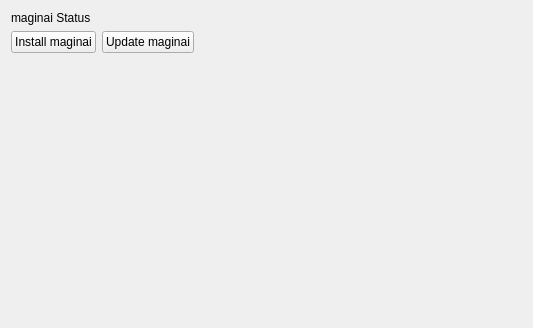
Qt form gmaginai_l/forms/widgets/maginai_widget.ui (Spoonail-Iroiro/gmaginai-l) before a commit.
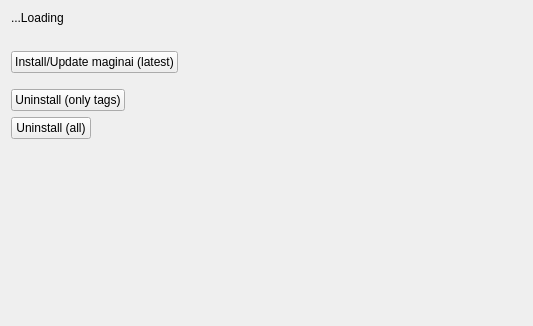
The same form after that commit.

Commit message: Add installing maginai from GUI

```diff
--- a/gmaginai_l/forms/widgets/maginai_widget.ui
+++ b/gmaginai_l/forms/widgets/maginai_widget.ui
@@ -7,7 +7,7 @@
     <x>0</x>
     <y>0</y>
     <width>533</width>
-    <height>328</height>
+    <height>326</height>
    </rect>
   </property>
   <property name="windowTitle">
@@ -17,27 +17,57 @@
    <item>
     <layout class="QHBoxLayout" name="horizontalLayout_4">
      <item>
-      <widget class="QLabel" name="label_5">
+      <widget class="QLabel" name="txt_main">
+       <property name="minimumSize">
+        <size>
+         <width>0</width>
+         <height>0</height>
+        </size>
+       </property>
        <property name="text">
-        <string>maginai Status</string>
+        <string>...Loading</string>
+       </property>
+       <property name="alignment">
+        <set>Qt::AlignLeading|Qt::AlignLeft|Qt::AlignTop</set>
+       </property>
+       <property name="wordWrap">
+        <bool>true</bool>
+       </property>
+       <property name="openExternalLinks">
+        <bool>true</bool>
        </property>
       </widget>
      </item>
     </layout>
    </item>
+   <item>
+    <widget class="QLabel" name="txt_error">
+     <property name="minimumSize">
+      <size>
+       <width>0</width>
+       <height>0</height>
+      </size>
+     </property>
+     <property name="text">
+      <string/>
+     </property>
+     <property name="alignment">
+      <set>Qt::AlignLeading|Qt::AlignLeft|Qt::AlignTop</set>
+     </property>
+     <property name="wordWrap">
+      <bool>true</bool>
+     </property>
+     <property name="openExternalLinks">
+      <bool>true</bool>
+     </property>
+    </widget>
+   </item>
    <item>
     <layout class="QHBoxLayout" name="horizontalLayout_5">
      <item>
       <widget class="QPushButton" name="btn_install">
        <property name="text">
-        <string>Install maginai</string>
-       </property>
-      </widget>
-     </item>
-     <item>
-      <widget class="QPushButton" name="btn_update">
-       <property name="text">
-        <string>Update maginai</string>
+        <string>Install/Update maginai (latest)</string>
        </property>
       </widget>
      </item>
@@ -56,6 +86,70 @@
      </item>
     </layout>
    </item>
+   <item>
+    <spacer name="verticalSpacer_2">
+     <property name="orientation">
+      <enum>Qt::Vertical</enum>
+     </property>
+     <property name="sizeType">
+      <enum>QSizePolicy::Minimum</enum>
+     </property>
+     <property name="sizeHint" stdset="0">
+      <size>
+       <width>20</width>
+       <height>10</height>
+      </size>
+     </property>
+    </spacer>
+   </item>
+   <item>
+    <layout class="QHBoxLayout" name="horizontalLayout_6">
+     <item>
+      <widget class="QPushButton" name="btn_install_2">
+       <property name="text">
+        <string>Uninstall (only tags)</string>
+       </property>
+      </widget>
+     </item>
+     <item>
+      <spacer name="horizontalSpacer_5">
+       <property name="orientation">
+        <enum>Qt::Horizontal</enum>
+       </property>
+       <property name="sizeHint" stdset="0">
+        <size>
+         <width>40</width>
+         <height>20</height>
+        </size>
+       </property>
+      </spacer>
+     </item>
+    </layout>
+   </item>
+   <item>
+    <layout class="QHBoxLayout" name="horizontalLayout_7">
+     <item>
+      <widget class="QPushButton" name="btn_install_3">
+       <property name="text">
+        <string>Uninstall (all)</string>
+       </property>
+      </widget>
+     </item>
+     <item>
+      <spacer name="horizontalSpacer_6">
+       <property name="orientation">
+        <enum>Qt::Horizontal</enum>
+       </property>
+       <property name="sizeHint" stdset="0">
+        <size>
+         <width>40</width>
+         <height>20</height>
+        </size>
+       </property>
+      </spacer>
+     </item>
+    </layout>
+   </item>
    <item>
     <spacer name="verticalSpacer">
      <property name="orientation">
```
The commit also changes 12 other files.
